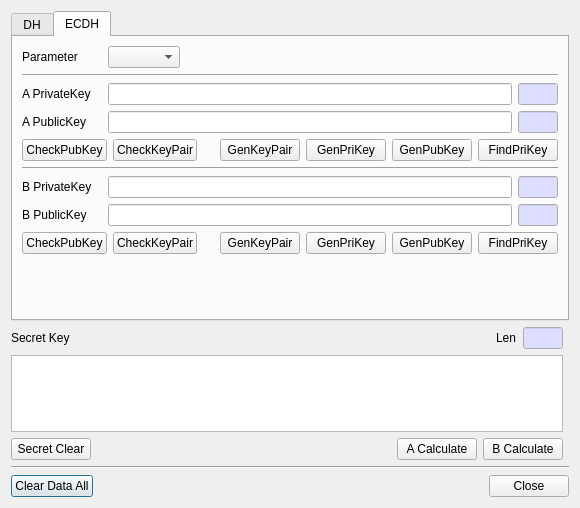
Before: the Qt Designer form BerEditor/key_agree_dlg.ui in jykim74/BerEditor, drawn with Qt 5.
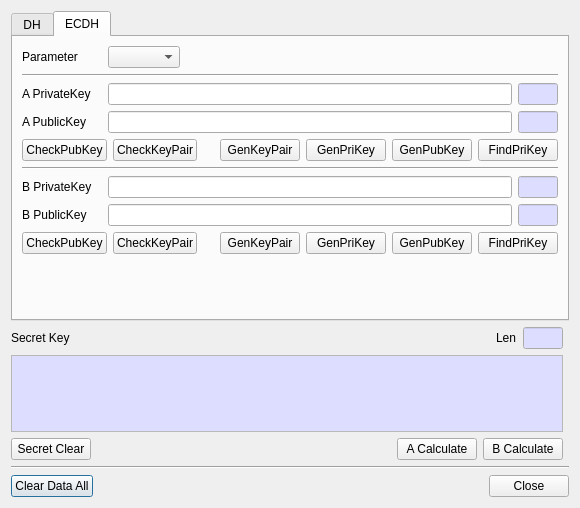
After: the same form once the commit is applied.

```diff
--- a/BerEditor/key_agree_dlg.ui
+++ b/BerEditor/key_agree_dlg.ui
@@ -22,7 +22,48 @@
     </widget>
    </item>
    <item row="3" column="0">
-    <widget class="QPlainTextEdit" name="mSecretKeyText"/>
+    <widget class="QPlainTextEdit" name="mSecretKeyText">
+     <property name="palette">
+      <palette>
+       <active>
+        <colorrole role="Base">
+         <brush brushstyle="SolidPattern">
+          <color alpha="255">
+           <red>221</red>
+           <green>221</green>
+           <blue>255</blue>
+          </color>
+         </brush>
+        </colorrole>
+       </active>
+       <inactive>
+        <colorrole role="Base">
+         <brush brushstyle="SolidPattern">
+          <color alpha="255">
+           <red>221</red>
+           <green>221</green>
+           <blue>255</blue>
+          </color>
+         </brush>
+        </colorrole>
+       </inactive>
+       <disabled>
+        <colorrole role="Base">
+         <brush brushstyle="SolidPattern">
+          <color alpha="255">
+           <red>240</red>
+           <green>240</green>
+           <blue>240</blue>
+          </color>
+         </brush>
+        </colorrole>
+       </disabled>
+      </palette>
+     </property>
+     <property name="readOnly">
+      <bool>true</bool>
+     </property>
+    </widget>
    </item>
    <item row="6" column="0" colspan="2">
     <layout class="QHBoxLayout" name="horizontalLayout">
```
